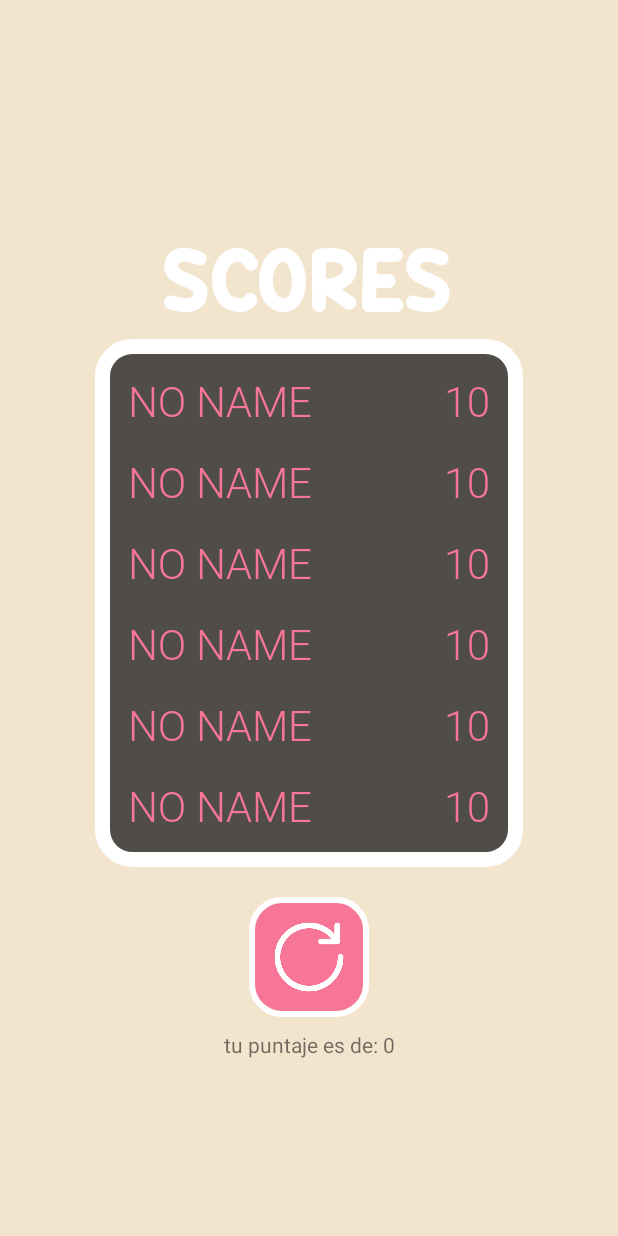
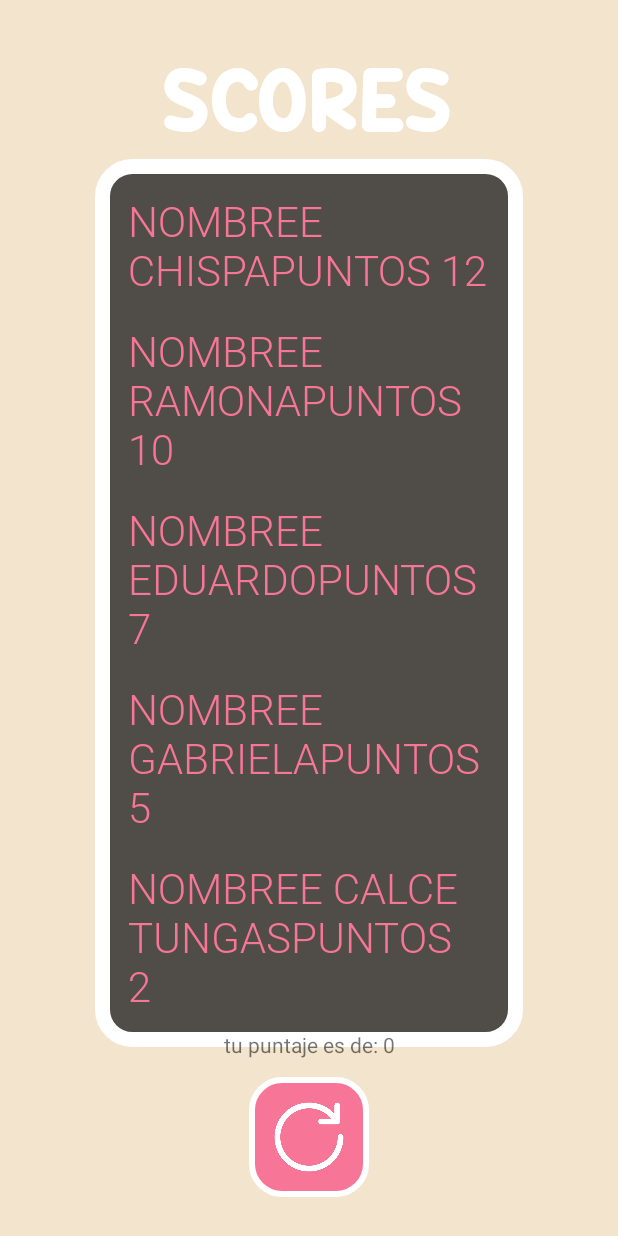
Before and after one commit to galvez306/AfterorBefore, an Android app: the ResultAcivity screen opened directly, with no data from a screen before it, on a phone screen of 412 x 824 dp. Run offline under Robolectric (Android 15) with nearby library versions, the phone set to English and light mode, and no system bars; 1 statement that could not run was skipped.

Commit message:
score leaderboard beta

```diff
--- a/app/build.gradle
+++ b/app/build.gradle
@@ -42,6 +42,7 @@ dependencies {
     implementation 'com.google.firebase:firebase-firestore'
     implementation 'com.github.bumptech.glide:glide:4.12.0'
     annotationProcessor 'com.github.bumptech.glide:compiler:4.12.0'
+    implementation 'com.google.code.gson:gson:2.9.0'
 
     testImplementation 'junit:junit:4.+'
     androidTestImplementation 'androidx.test.ext:junit:1.1.3'
--- a/app/src/main/java/com/creamcode/afterorbefore/ResultAcivity.java
+++ b/app/src/main/java/com/creamcode/afterorbefore/ResultAcivity.java
@@ -11,8 +11,14 @@ import android.widget.ImageView;
 import android.widget.ListView;
 import android.widget.TextView;
 
+import com.google.gson.Gson;
+
 import java.util.ArrayList;
+import java.util.Arrays;
+import java.util.Collections;
+import java.util.Comparator;
 import java.util.List;
+
 
 public class ResultAcivity extends AppCompatActivity {
 
@@ -23,7 +29,24 @@ public class ResultAcivity extends AppCompatActivity {
 
     private TextView tv_prueba;
     private int score = 0;
-    ArrayList<String[]> namesAndScores;
+
+    ArrayList<Score> scores = new ArrayList<>();
+
+    class Score {
+        String name;
+        int points;
+
+        public Score(String name, int points) {
+            this.name = name;
+            this.points = points;
+        }
+
+        @Override
+        public String toString() {
+            return "NOMBREE "+name+"PUNTOS "+points;
+        }
+
+    }
 
     @Override
     protected void onCreate(Bundle savedInstanceState) {
@@ -33,15 +56,77 @@ public class ResultAcivity extends AppCompatActivity {
         btnAgain = findViewById(R.id.btn_again);
         listViewScores = findViewById(R.id.lstv_scores);
 
-        sharedPreferences = PreferenceManager.getDefaultSharedPreferences(this);
-        String [] nameScore = {sharedPreferences.getString("nameUno","no name"),"10"};
-        String [] nameScoreDos = {sharedPreferences.getString("nameDos","no name"),"10"};
-
         tv_prueba = findViewById(R.id.tv_result);
         score = getIntent().getExtras().getInt("SCORE");
         tv_prueba.setText("tu puntaje es de: "+score);
 
-        namesAndScores = new ArrayList<String[]>();
+        sharedPreferences = PreferenceManager.getDefaultSharedPreferences(this);
+
+        Gson gson = new Gson();
+
+        Score userOne = gson.fromJson(sharedPreferences.getString("user1",""),Score.class);
+        Score userTwo = gson.fromJson(sharedPreferences.getString("user2",""),Score.class);
+        Score userThree = gson.fromJson(sharedPreferences.getString("user3",""),Score.class);
+        Score userFour = gson.fromJson(sharedPreferences.getString("user4",""),Score.class);
+        Score userFive = gson.fromJson(sharedPreferences.getString("user5",""),Score.class);
+
+        /*scores.add(userOne);
+        scores.add(userTwo);
+        scores.add(userThree);
+        scores.add(userFour);
+        scores.add(userFive);*/
+
+        Score edy = new Score("Eduardo",7);
+        Score gaby = new Score("Gabriela",5);
+        Score ramona = new Score("Ramona",10);
+        Score calcetas = new Score("Calcetungas",2);
+        Score chispa = new Score("Chispa",12);
+
+        scores.add(edy);
+        scores.add(gaby);
+        scores.add(ramona);
+        scores.add(calcetas);
+        scores.add(chispa);
+        scores();
+
+        //ordenar el arreglo scores y mandarlos al adapter ya en orden, o talvez en el adapter tener la logica para acomodarlos
+
+
+        /*Score edy = new Score("Eduardo",7);
+        Score gaby = new Score("Gabriela",5);
+        Score ramona = new Score("Ramona",10);
+        Score calcetas = new Score("Calcetungas",2);
+        Score chispa = new Score("Chispa",12);
+
+        Gson gson = new Gson();
+
+        String json1 = gson.toJson(edy);
+        String json2 = gson.toJson(gaby);
+        String json3 = gson.toJson(ramona);
+        String json4 = gson.toJson(calcetas);
+        String json5 = gson.toJson(chispa);
+
+        SharedPreferences.Editor editor = sharedPreferences.edit();
+        editor.putString("user1",json1);
+        editor.putString("user2",json2);
+        editor.putString("user3",json3);
+        editor.putString("user4",json4);
+        editor.putString("user5",json5);
+        editor.apply();
+
+        String impresion="";
+        impresion +=sharedPreferences.getString("user1","");
+        impresion +=sharedPreferences.getString("user2","");
+        impresion +=sharedPreferences.getString("user3","");
+        impresion +=sharedPreferences.getString("user4","");
+        impresion +=sharedPreferences.getString("user5","");
+
+        System.out.println(impresion);
+
+        Score vuletodelfuturo = gson.fromJson(json3,Score.class);
+        System.out.println(vuletodelfuturo.toString());*/
+
+       /* namesAndScores = new ArrayList<String[]>();
         namesAndScores.add(nameScore);
         namesAndScores.add(nameScore);
         namesAndScores.add(nameScore);
@@ -49,7 +134,7 @@ public class ResultAcivity extends AppCompatActivity {
         namesAndScores.add(nameScore);
         namesAndScores.add(nameScore);
 
-        scores();
+        scores();*/
 
 
         btnAgain.setOnClickListener(new View.OnClickListener() {
@@ -63,7 +148,7 @@ public class ResultAcivity extends AppCompatActivity {
     }
 
     private void scores(){
-        ScoreAdapter adapter = new ScoreAdapter(this,namesAndScores);
+        ScoreAdapter adapter = new ScoreAdapter(this,scores);
         listViewScores.setAdapter(adapter);
     }
     @Override
--- a/app/src/main/java/com/creamcode/afterorbefore/ScoreAdapter.java
+++ b/app/src/main/java/com/creamcode/afterorbefore/ScoreAdapter.java
@@ -10,20 +10,28 @@ import android.widget.TextView;
 import com.google.protobuf.StringValue;
 
 import java.util.ArrayList;
+import java.util.Collections;
 import java.util.List;
 
 public class ScoreAdapter extends BaseAdapter {
     Context context;
-    ArrayList<String[]> arrayListst;
+    ArrayList<ResultAcivity.Score> scores;
 
-    public ScoreAdapter(Context context, ArrayList<String[]> arrayListst) {
+    public ScoreAdapter(Context context, ArrayList<ResultAcivity.Score> scores) {
         this.context = context;
-        this.arrayListst = arrayListst;
+        this.scores = scores;
+        try {
+            Collections.sort(scores, (s1, s2) ->
+                    Integer.compare(s2.points, s1.points));
+        }catch (Exception e){
+
+        }
+
     }
 
     @Override
     public int getCount() {
-        return arrayListst.size();
+        return scores.size();
     }
 
     @Override
@@ -46,8 +54,8 @@ public class ScoreAdapter extends BaseAdapter {
         tvName = view.findViewById(R.id.tv_name);
         tvScore = view.findViewById(R.id.tv_score);
 
-        tvName.setText(arrayListst.get(i)[0]);
-        tvScore.setText(arrayListst.get(i)[1]);
+        tvName.setText(scores.get(i).toString());
+        /*tvScore.setText(arrayListst.get(i)[1]);*/
 
         return view;
     }
--- a/app/src/main/res/layout/item_score_result.xml
+++ b/app/src/main/res/layout/item_score_result.xml
@@ -21,7 +21,7 @@
         android:layout_weight="1"
         android:fontFamily="@font/robotouno"
         android:gravity="right"
-        android:text="15 pts"
+        android:text=""
         android:textColor="@color/theme_pink"
         android:textSize="28dp" />
 </LinearLayout>
```
